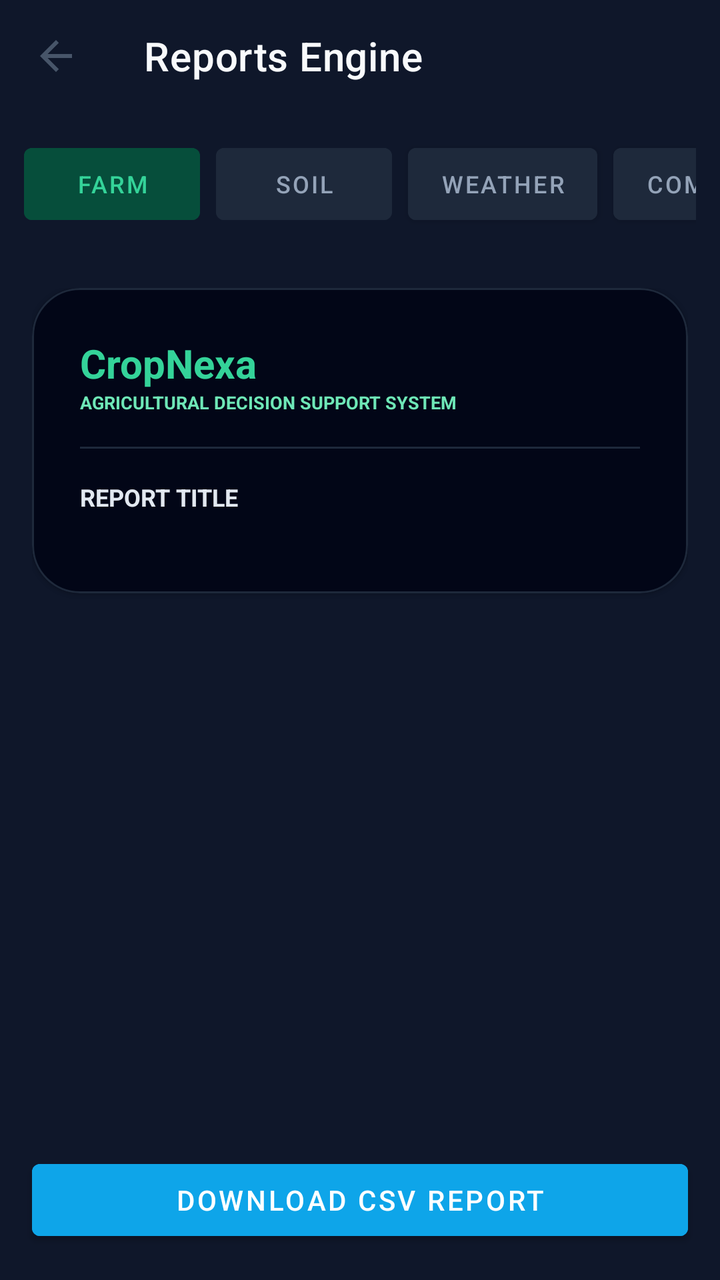
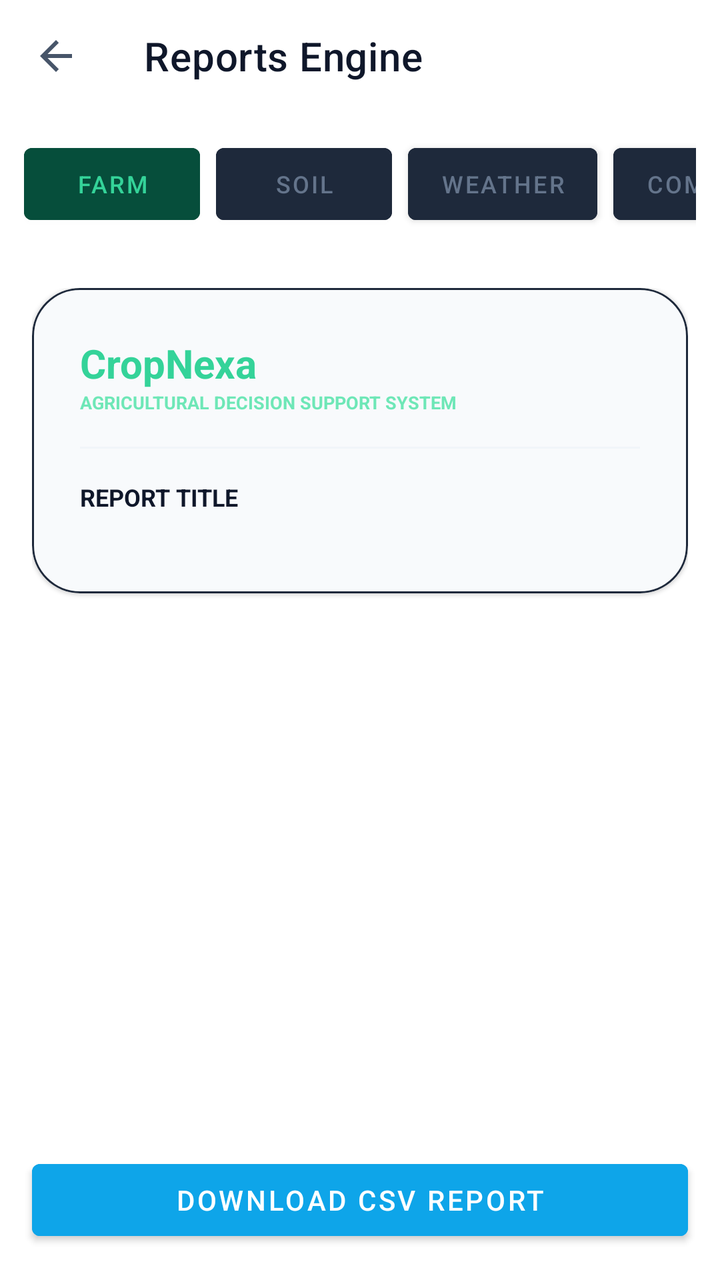

Two renders of the same Android screen: before a commit and after it. Below are the layout's source before the change and the commit's diff.
<!-- AndroidManifest.xml: application theme AppTheme -->
<!-- res/layout/fragment_reports.xml -->
<?xml version="1.0" encoding="utf-8"?>
<androidx.constraintlayout.widget.ConstraintLayout xmlns:android="http://schemas.android.com/apk/res/android"
    xmlns:app="http://schemas.android.com/apk/res-auto"
    android:layout_width="match_parent"
    android:layout_height="match_parent"
    android:background="#0f172a">

    <com.google.android.material.appbar.AppBarLayout
        android:id="@+id/appBarLayout"
        android:layout_width="match_parent"
        android:layout_height="wrap_content"
        android:background="#0f172a"
        app:elevation="0dp"
        app:layout_constraintTop_toTopOf="parent">

        <androidx.appcompat.widget.Toolbar
            android:id="@+id/toolbar"
            android:layout_width="match_parent"
            android:layout_height="?attr/actionBarSize"
            app:title="Reports Engine"
            app:titleTextColor="#f8fafc"
            app:navigationIcon="?attr/homeAsUpIndicator" />
    </com.google.android.material.appbar.AppBarLayout>

    <LinearLayout
        android:layout_width="match_parent"
        android:layout_height="0dp"
        android:orientation="vertical"
        app:layout_constraintBottom_toBottomOf="parent"
        app:layout_constraintTop_toBottomOf="@id/appBarLayout">

        <HorizontalScrollView
            android:layout_width="match_parent"
            android:layout_height="wrap_content"
            android:padding="12dp"
            android:scrollbars="none">

            <LinearLayout
                android:layout_width="wrap_content"
                android:layout_height="wrap_content"
                android:orientation="horizontal">

                <Button
                    android:id="@+id/btnRepFarm"
                    android:layout_width="wrap_content"
                    android:layout_height="wrap_content"
                    android:layout_marginEnd="8dp"
                    android:backgroundTint="#064e3b"
                    android:text="Farm"
                    android:textColor="#34d399"
                    android:textSize="12sp" />

                <Button
                    android:id="@+id/btnRepSoil"
                    android:layout_width="wrap_content"
                    android:layout_height="wrap_content"
                    android:layout_marginEnd="8dp"
                    android:backgroundTint="#1e293b"
                    android:text="Soil"
                    android:textColor="#94a3b8"
                    android:textSize="12sp" />

                <Button
                    android:id="@+id/btnRepWeather"
                    android:layout_width="wrap_content"
                    android:layout_height="wrap_content"
                    android:layout_marginEnd="8dp"
                    android:backgroundTint="#1e293b"
                    android:text="Weather"
                    android:textColor="#94a3b8"
                    android:textSize="12sp" />

                <Button
                    android:id="@+id/btnRepCompanion"
                    android:layout_width="wrap_content"
                    android:layout_height="wrap_content"
                    android:layout_marginEnd="8dp"
                    android:backgroundTint="#1e293b"
                    android:text="Companions"
                    android:textColor="#94a3b8"
                    android:textSize="12sp" />

                <Button
                    android:id="@+id/btnRepNutrient"
                    android:layout_width="wrap_content"
                    android:layout_height="wrap_content"
                    android:layout_marginEnd="8dp"
                    android:backgroundTint="#1e293b"
                    android:text="Nutrients"
                    android:textColor="#94a3b8"
                    android:textSize="12sp" />

                <Button
                    android:id="@+id/btnRepYield"
                    android:layout_width="wrap_content"
                    android:layout_height="wrap_content"
                    android:backgroundTint="#1e293b"
                    android:text="Yield"
                    android:textColor="#94a3b8"
                    android:textSize="12sp" />
            </LinearLayout>
        </HorizontalScrollView>

        <ScrollView
            android:layout_width="match_parent"
            android:layout_height="0dp"
            android:layout_weight="1"
            android:padding="16dp">

            <com.google.android.material.card.MaterialCardView
                android:layout_width="match_parent"
                android:layout_height="wrap_content"
                app:cardBackgroundColor="#020617"
                app:cardCornerRadius="24dp"
                app:strokeColor="#1e293b"
                app:strokeWidth="1dp">

                <LinearLayout
                    android:layout_width="match_parent"
                    android:layout_height="wrap_content"
                    android:orientation="vertical"
                    android:padding="24dp">

                    <TextView
                        android:layout_width="match_parent"
                        android:layout_height="wrap_content"
                        android:text="CropNexa"
                        android:textColor="#34d399"
                        android:textSize="20sp"
                        android:textStyle="bold" />

                    <TextView
                        android:layout_width="match_parent"
                        android:layout_height="wrap_content"
                        android:layout_marginBottom="16dp"
                        android:text="Agricultural Decision Support System"
                        android:textColor="#6ee7b7"
                        android:textSize="9sp"
                        android:textStyle="bold"
                        android:textAllCaps="true" />
                        
                    <View
                        android:layout_width="match_parent"
                        android:layout_height="1dp"
                        android:background="#1e293b"
                        android:layout_marginBottom="16dp" />

                    <TextView
                        android:id="@+id/tvReportTitle"
                        android:layout_width="match_parent"
                        android:layout_height="wrap_content"
                        android:text="REPORT TITLE"
                        android:textColor="#e2e8f0"
                        android:textSize="12sp"
                        android:textStyle="bold"
                        android:textAllCaps="true"
                        android:layout_marginBottom="16dp" />

                    <LinearLayout
                        android:id="@+id/llReportContent"
                        android:layout_width="match_parent"
                        android:layout_height="wrap_content"
                        android:orientation="vertical" />
                </LinearLayout>
            </com.google.android.material.card.MaterialCardView>
        </ScrollView>

        <Button
            android:id="@+id/btnDownloadReport"
            android:layout_width="match_parent"
            android:layout_height="wrap_content"
            android:layout_margin="16dp"
            android:backgroundTint="#0ea5e9"
            android:text="Download CSV Report"
            android:textColor="#ffffff" />
    </LinearLayout>
</androidx.constraintlayout.widget.ConstraintLayout>
<!-- resources referenced by this layout -->
<resources>
  <style name="AppTheme" parent="Theme.MaterialComponents.DayNight.NoActionBar">
          <item name="colorPrimary">@color/colorPrimary</item>
          <item name="colorPrimaryDark">@color/colorPrimaryDark</item>
          <item name="colorAccent">@color/colorAccent</item>
          <item name="android:windowBackground">@color/colorBackground</item>
          <item name="android:statusBarColor">@color/colorBackground</item>
          <item name="android:navigationBarColor">@color/colorBottomNav</item>
          <item name="android:textColorPrimary">@color/colorTextPrimary</item>
          <item name="android:textColorSecondary">@color/colorTextSecondary</item>
          <item name="elevationOverlayEnabled">false</item>
      </style>
  <color name="colorPrimary">#059669</color>
  <color name="colorPrimaryDark">#047857</color>
  <color name="colorAccent">#10B981</color>
  <color name="colorBackground">#F8FAFC</color>
  <color name="colorBottomNav">#FFFFFF</color>
  <color name="colorTextPrimary">#0F172A</color>
  <color name="colorTextSecondary">#475569</color>
</resources>

<!-- the commit's change to res/layout/fragment_reports.xml (unified diff, before → after) -->
@@ -3,13 +3,13 @@
     xmlns:app="http://schemas.android.com/apk/res-auto"
     android:layout_width="match_parent"
     android:layout_height="match_parent"
-    android:background="#0f172a">
+    android:background="@color/colorSurface">
 
     <com.google.android.material.appbar.AppBarLayout
         android:id="@+id/appBarLayout"
         android:layout_width="match_parent"
         android:layout_height="wrap_content"
-        android:background="#0f172a"
+        android:background="@color/colorSurface"
         app:elevation="0dp"
         app:layout_constraintTop_toTopOf="parent">
 
@@ -18,7 +18,7 @@
             android:layout_width="match_parent"
             android:layout_height="?attr/actionBarSize"
             app:title="Reports Engine"
-            app:titleTextColor="#f8fafc"
+            app:titleTextColor="@color/colorTextPrimary"
             app:navigationIcon="?attr/homeAsUpIndicator" />
     </com.google.android.material.appbar.AppBarLayout>
 
@@ -57,7 +57,7 @@
                     android:layout_marginEnd="8dp"
                     android:backgroundTint="#1e293b"
                     android:text="Soil"
-                    android:textColor="#94a3b8"
+                    android:textColor="@color/colorTextMuted"
                     android:textSize="12sp" />
 
                 <Button
@@ -67,7 +67,7 @@
                     android:layout_marginEnd="8dp"
                     android:backgroundTint="#1e293b"
                     android:text="Weather"
-                    android:textColor="#94a3b8"
+                    android:textColor="@color/colorTextMuted"
                     android:textSize="12sp" />
 
                 <Button
@@ -77,7 +77,7 @@
                     android:layout_marginEnd="8dp"
                     android:backgroundTint="#1e293b"
                     android:text="Companions"
-                    android:textColor="#94a3b8"
+                    android:textColor="@color/colorTextMuted"
                     android:textSize="12sp" />
 
                 <Button
@@ -87,7 +87,7 @@
                     android:layout_marginEnd="8dp"
                     android:backgroundTint="#1e293b"
                     android:text="Nutrients"
-                    android:textColor="#94a3b8"
+                    android:textColor="@color/colorTextMuted"
                     android:textSize="12sp" />
 
                 <Button
@@ -96,7 +96,7 @@
                     android:layout_height="wrap_content"
                     android:backgroundTint="#1e293b"
                     android:text="Yield"
-                    android:textColor="#94a3b8"
+                    android:textColor="@color/colorTextMuted"
                     android:textSize="12sp" />
             </LinearLayout>
         </HorizontalScrollView>
@@ -110,7 +110,7 @@
             <com.google.android.material.card.MaterialCardView
                 android:layout_width="match_parent"
                 android:layout_height="wrap_content"
-                app:cardBackgroundColor="#020617"
+                app:cardBackgroundColor="@color/colorBackground"
                 app:cardCornerRadius="24dp"
                 app:strokeColor="#1e293b"
                 app:strokeWidth="1dp">
@@ -142,7 +142,7 @@
                     <View
                         android:layout_width="match_parent"
                         android:layout_height="1dp"
-                        android:background="#1e293b"
+                        android:background="@color/colorSurfaceVariant"
                         android:layout_marginBottom="16dp" />
 
                     <TextView
@@ -150,7 +150,7 @@
                         android:layout_width="match_parent"
                         android:layout_height="wrap_content"
                         android:text="REPORT TITLE"
-                        android:textColor="#e2e8f0"
+                        android:textColor="@color/colorTextPrimary"
                         android:textSize="12sp"
                         android:textStyle="bold"
                         android:textAllCaps="true"
<!-- resource entries referenced after the edit -->
@@ -15,6 +15,9 @@
   <color name="colorPrimaryDark">#047857</color>
   <color name="colorAccent">#10B981</color>
   <color name="colorBackground">#F8FAFC</color>
+  <color name="colorSurface">#FFFFFF</color>
+  <color name="colorSurfaceVariant">#F1F5F9</color>
+  <color name="colorTextMuted">#64748B</color>
   <color name="colorBottomNav">#FFFFFF</color>
   <color name="colorTextPrimary">#0F172A</color>
   <color name="colorTextSecondary">#475569</color>
